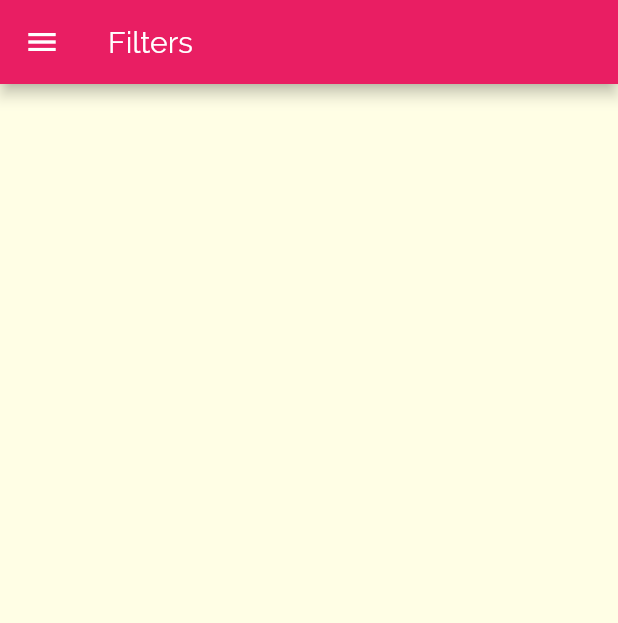
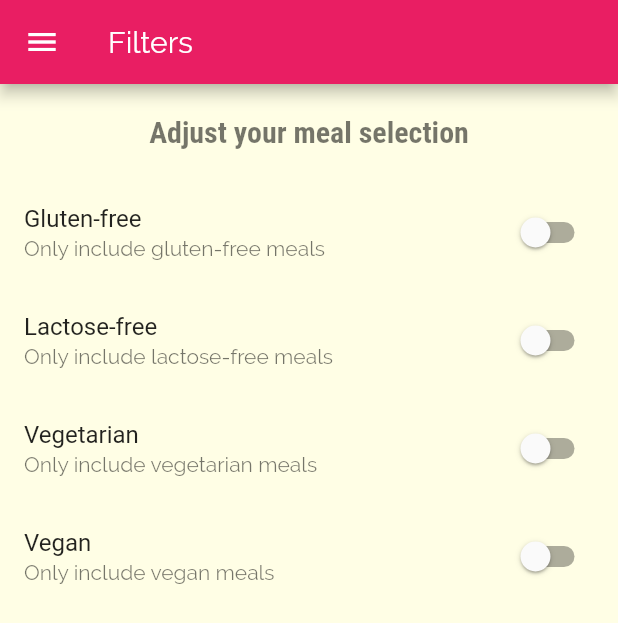
Before and after one commit to LeftTwixWand/MealsApp, a Flutter app: the FiltersScreen screen opened by its route, on a phone screen of 412 x 824 dp. Shown: the top 623 px of the screen. Run offline on Flutter 3.47's test engine with Material 2 defaults, Android fonts, the phone set to English and light mode, and no system bars.

Commit message:
Added meals filters

```diff
--- a/lib/screens/filters_screen.dart
+++ b/lib/screens/filters_screen.dart
@@ -1,8 +1,26 @@
 import 'package:flutter/material.dart';
 import '../widgets/main_drawr.dart';
 
-class FiltersScreen extends StatelessWidget {
+class FiltersScreen extends StatefulWidget {
   static const routName = '/filters';
+
+  @override
+  _FiltersScreenState createState() => _FiltersScreenState();
+}
+
+class _FiltersScreenState extends State<FiltersScreen> {
+  bool _glutenFree = false;
+  bool _vegan = false;
+  bool _vegeterian = false;
+  bool _lactoseFree = false;
+
+  Widget _buildSwitchListTile(String title, String description,
+          bool currentValue, Function(bool) updateValue) =>
+      SwitchListTile(
+          title: Text(title),
+          value: currentValue,
+          subtitle: Text(description),
+          onChanged: updateValue);
 
   @override
   Widget build(BuildContext context) {
@@ -11,6 +29,70 @@ class FiltersScreen extends StatelessWidget {
         title: Text('Filters'),
       ),
       drawer: MainDrawr(),
+      body: Column(
+        children: <Widget>[
+          Container(
+            padding: const EdgeInsets.all(20),
+            child: Text(
+              'Adjust your meal selection',
+              style: Theme.of(context).textTheme.headline1,
+            ),
+          ),
+          Expanded(
+              child: ListView(
+            children: <Widget>[
+              _buildSwitchListTile(
+                'Gluten-free',
+                'Only include gluten-free meals',
+                _glutenFree,
+                (value) {
+                  setState(
+                    () {
+                      _glutenFree = value;
+                    },
+                  );
+                },
+              ),
+              _buildSwitchListTile(
+                'Lactose-free',
+                'Only include lactose-free meals',
+                _lactoseFree,
+                (value) {
+                  setState(
+                    () {
+                      _lactoseFree = value;
+                    },
+                  );
+                },
+              ),
+              _buildSwitchListTile(
+                'Vegetarian',
+                'Only include vegetarian meals',
+                _vegeterian,
+                (value) {
+                  setState(
+                    () {
+                      _vegeterian = value;
+                    },
+                  );
+                },
+              ),
+              _buildSwitchListTile(
+                'Vegan',
+                'Only include vegan meals',
+                _vegan,
+                (value) {
+                  setState(
+                    () {
+                      _vegan = value;
+                    },
+                  );
+                },
+              ),
+            ],
+          ))
+        ],
+      ),
     );
   }
 }
```
